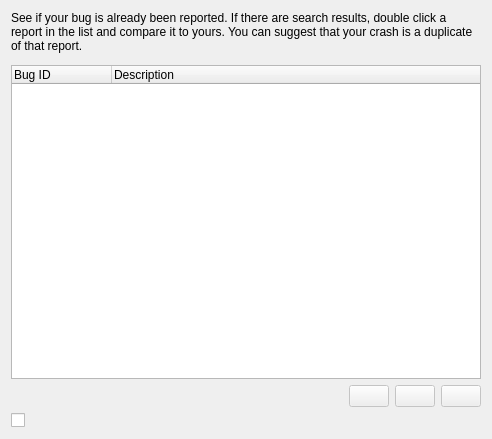
Qt form drkonqi/ui/assistantpage_bugzilla_duplicates.ui (KDE/kde-runtime) before a commit.
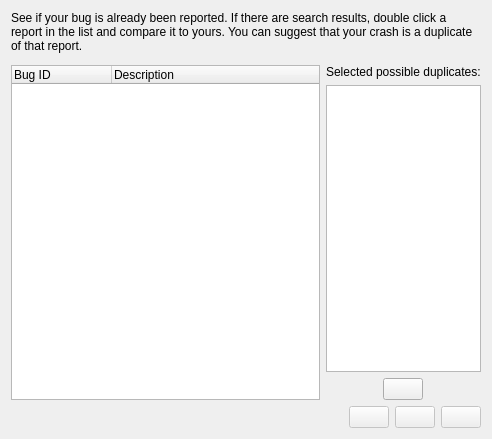
The same form after that commit. Custom widgets are drawn as their Qt base class.

Commit message:
- Implement the selection of multiple possible duplicates.   - FIXME: get better UI for this feature
- Updated ToDo

Patch:
```diff
--- a/drkonqi/ui/assistantpage_bugzilla_duplicates.ui
+++ b/drkonqi/ui/assistantpage_bugzilla_duplicates.ui
@@ -10,7 +10,7 @@
     <height>439</height>
    </rect>
   </property>
-  <layout class="QVBoxLayout" name="verticalLayout">
+  <layout class="QVBoxLayout" name="verticalLayout_3">
    <item>
     <widget class="QLabel" name="m_explanationLabel">
      <property name="text">
@@ -25,6 +25,8 @@
     <widget class="StatusWidget" name="m_statusWidget" native="true"/>
    </item>
    <item>
+    <layout class="QHBoxLayout" name="horizontalLayout_2">
+     <item>
     <widget class="QTreeWidget" name="m_bugListWidget">
      <property name="alternatingRowColors">
       <bool>true</bool>
@@ -48,6 +50,59 @@
     </widget>
    </item>
    <item>
+      <layout class="QVBoxLayout" name="verticalLayout">
+       <item>
+        <widget class="QLabel" name="m_selectedPossibleDuplicatesLabel">
+         <property name="text">
+          <string>Selected possible duplicates:</string>
+         </property>
+        </widget>
+       </item>
+       <item>
+        <widget class="QListWidget" name="m_selectedDuplicatesList">
+         <property name="sizePolicy">
+          <sizepolicy hsizetype="Ignored" vsizetype="Expanding">
+           <horstretch>0</horstretch>
+           <verstretch>0</verstretch>
+          </sizepolicy>
+         </property>
+        </widget>
+       </item>
+       <item>
+        <layout class="QHBoxLayout" name="horizontalLayout_3">
+         <item>
+          <spacer name="horizontalSpacer_2">
+           <property name="orientation">
+            <enum>Qt::Horizontal</enum>
+           </property>
+           <property name="sizeType">
+            <enum>QSizePolicy::Minimum</enum>
+           </property>
+           <property name="sizeHint" stdset="0">
+            <size>
+             <width>0</width>
+             <height>0</height>
+            </size>
+           </property>
+          </spacer>
+         </item>
+         <item>
+          <widget class="QPushButton" name="m_removeSelectedDuplicateButton">
+           <property name="sizePolicy">
+            <sizepolicy hsizetype="Maximum" vsizetype="Fixed">
+             <horstretch>0</horstretch>
+             <verstretch>0</verstretch>
+            </sizepolicy>
+           </property>
+          </widget>
+         </item>
+        </layout>
+       </item>
+      </layout>
+     </item>
+    </layout>
+   </item>
+   <item>
     <layout class="QHBoxLayout" name="horizontalLayout">
      <item>
       <spacer name="horizontalSpacer">
@@ -85,13 +140,6 @@
      </item>
     </layout>
    </item>
-   <item>
-    <widget class="QCheckBox" name="m_foundDuplicateCheckBox">
-     <property name="text">
-      <string/>
-     </property>
-    </widget>
-   </item>
   </layout>
  </widget>
  <customwidgets>
```
Lines whose indentation alone changed are shown as unchanged. The commit also changes 5 other files.
